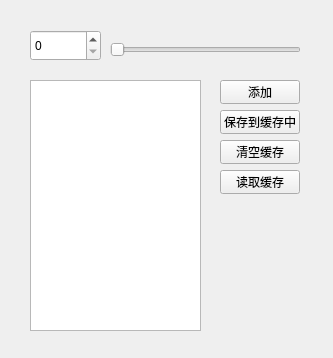
Lil-El/QT, file mywindow.ui: the form before one commit.
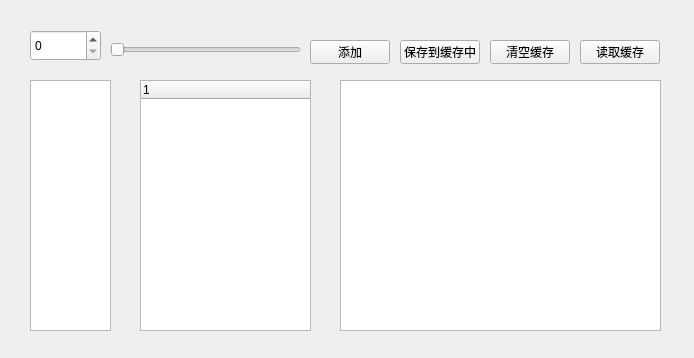
The form after the commit.

Commit message: Tree and Table widgets.

```diff
--- a/mywindow.ui
+++ b/mywindow.ui
@@ -6,7 +6,7 @@
    <rect>
     <x>0</x>
     <y>0</y>
-    <width>333</width>
+    <width>694</width>
     <height>358</height>
    </rect>
   </property>
@@ -39,8 +39,8 @@
   <widget class="QPushButton" name="addButton">
    <property name="geometry">
     <rect>
-     <x>220</x>
-     <y>80</y>
+     <x>310</x>
+     <y>40</y>
      <width>80</width>
      <height>24</height>
     </rect>
@@ -54,7 +54,7 @@
     <rect>
      <x>30</x>
      <y>80</y>
-     <width>171</width>
+     <width>81</width>
      <height>251</height>
     </rect>
    </property>
@@ -65,8 +65,8 @@
   <widget class="QPushButton" name="saveButton">
    <property name="geometry">
     <rect>
-     <x>220</x>
-     <y>110</y>
+     <x>400</x>
+     <y>40</y>
      <width>80</width>
      <height>24</height>
     </rect>
@@ -81,8 +81,8 @@
   <widget class="QPushButton" name="clearCacheButton">
    <property name="geometry">
     <rect>
-     <x>220</x>
-     <y>140</y>
+     <x>490</x>
+     <y>40</y>
      <width>80</width>
      <height>24</height>
     </rect>
@@ -94,8 +94,8 @@
   <widget class="QPushButton" name="loadCacheButton">
    <property name="geometry">
     <rect>
-     <x>220</x>
-     <y>170</y>
+     <x>580</x>
+     <y>40</y>
      <width>80</width>
      <height>24</height>
     </rect>
@@ -104,6 +104,31 @@
     <string>读取缓存</string>
    </property>
   </widget>
+  <widget class="QTableWidget" name="tableWidget">
+   <property name="geometry">
+    <rect>
+     <x>340</x>
+     <y>80</y>
+     <width>321</width>
+     <height>251</height>
+    </rect>
+   </property>
+  </widget>
+  <widget class="QTreeWidget" name="treeWidget">
+   <property name="geometry">
+    <rect>
+     <x>140</x>
+     <y>80</y>
+     <width>171</width>
+     <height>251</height>
+    </rect>
+   </property>
+   <column>
+    <property name="text">
+     <string notr="true">1</string>
+    </property>
+   </column>
+  </widget>
  </widget>
  <resources/>
  <connections/>
```
The commit also changes 2 other files.
